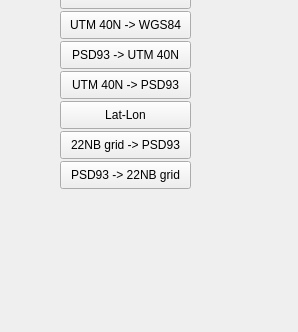
First picture: the form in convert_main.ui, repository bvermeulen/Seistools, before the edit; both pictures show x 0 to 298 and y 168 to 500 of the 298 by 500 pixel window.
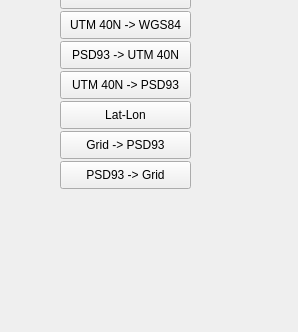
Second picture: the form after the edit.

What changed in the file:
```diff
--- a/convert_main.ui
+++ b/convert_main.ui
@@ -79,7 +79,7 @@
      </rect>
     </property>
     <property name="text">
-     <string>22NB grid -&gt; PSD93</string>
+     <string>Grid -&gt; PSD93</string>
     </property>
    </widget>
    <widget class="QPushButton" name="pb6_utm40_psd93">
@@ -105,7 +105,7 @@
      </rect>
     </property>
     <property name="text">
-     <string>PSD93 -&gt; 22NB grid</string>
+     <string>PSD93 -&gt; Grid</string>
     </property>
    </widget>
    <widget class="QPushButton" name="pb1_wgs84_psd93">
```
